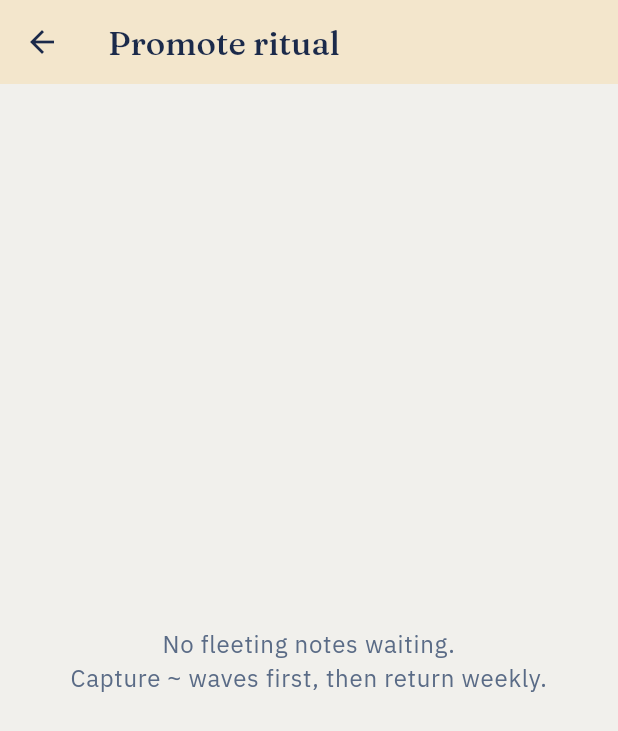
After one commit to mitchyTame/hue-memory, a Flutter app: the screen it shows after launch, after a tap on the "auto awesome" icon, on a phone screen of 412 x 824 dp. The commit adds this screen. Shown: the top 731 px of the screen. Run offline on Flutter 3.47's test engine with Material 3 defaults, Android fonts, the phone set to English and light mode, and no system bars; our stand-ins replace camera, file_picker, google_fonts, pdf, shared_preferences, yaml; missing offline and left inert: saf.

Commit message:
Add weekly promote ritual with own-words gate
List fleeting notes, require a rewrite (or explicit Keep OCR), write
permanent notes linked back, and stamp fleeting as promoted.

```diff
--- a/lib/app.dart
+++ b/lib/app.dart
@@ -25,8 +25,10 @@ import 'ui/capture_shell.dart';
 import 'ui/confirm_shell.dart';
 import 'printables/hue_code.dart';
 import 'printables/paper_kit_pdf.dart';
+import 'promote/promote_service.dart';
 import 'ui/ocr_settings_shell.dart';
 import 'ui/paper_kit_shell.dart';
+import 'ui/promote_shell.dart';
 import 'ui/settings_hub_shell.dart';
 import 'ui/symbols_settings_shell.dart';
 import 'ui/vault_settings_shell.dart';
@@ -327,11 +329,15 @@ class _HomeNavigatorState extends State<_HomeNavigator> {
   bool _committing = false;
   _SettingsPane? _settingsPane;
   bool _settingsBusy = false;
+  bool _showPromote = false;
+  bool _promoteBusy = false;
+  List<PromoteCandidate> _promoteCandidates = const [];
   String? _lastCommitPath;
   String? _lastProbePath;
   String? _lastPrintablePath;
   OcrSettings _ocrDraft = const OcrSettings();
   final PaperKitPdf _paperKit = const PaperKitPdf();
+  final PromoteService _promote = PromoteService();
   final List<LinkPick> _recentPages = [
     const LinkPick(
       targetPath: 'permanent/seed-attention',
@@ -525,6 +531,76 @@ class _HomeNavigatorState extends State<_HomeNavigator> {
     }
   }
 
+  Future<void> _openPromote() async {
+    setState(() => _promoteBusy = true);
+    try {
+      final list = await _promote.listFleeting(widget.vault);
+      if (!mounted) return;
+      setState(() {
+        _promoteCandidates = list;
+        _showPromote = true;
+        _promoteBusy = false;
+        _settingsPane = null;
+      });
+    } catch (e) {
+      if (!mounted) return;
+      setState(() => _promoteBusy = false);
+      ScaffoldMessenger.of(context).showSnackBar(
+        SnackBar(
+          content: Text('Promote list failed: $e'),
+          backgroundColor: MemoryHues.danger,
+        ),
+      );
+    }
+  }
+
+  Future<void> _runPromote({
+    required PromoteCandidate source,
+    required String title,
+    required String ownWords,
+    required bool keepOcrShallow,
+  }) async {
+    setState(() => _promoteBusy = true);
+    try {
+      final result = await _promote.promote(
+        vault: widget.vault,
+        source: source,
+        title: title,
+        ownWords: ownWords,
+        keepOcrShallow: keepOcrShallow,
+      );
+      _recentPages.insert(
+        0,
+        LinkPick(
+          targetPath: result.permanentPath,
+          displayTitle: title,
+        ),
+      );
+      final list = await _promote.listFleeting(widget.vault);
+      if (!mounted) return;
+      setState(() {
+        _promoteCandidates = list;
+        _promoteBusy = false;
+        _lastCommitPath = result.permanentPath;
+      });
+      ScaffoldMessenger.of(context).showSnackBar(
+        SnackBar(
+          content: Text('Promoted → ${result.permanentPath}'),
+          backgroundColor: MemoryHues.recall,
+        ),
+      );
+    } catch (e) {
+      if (!mounted) return;
+      setState(() => _promoteBusy = false);
+      ScaffoldMessenger.of(context).showSnackBar(
+        SnackBar(
+          content: Text('$e'),
+          backgroundColor: MemoryHues.danger,
+        ),
+      );
+    }
+  }
+
   Future<void> _writeLegendPdf() async {
     setState(() => _settingsBusy = true);
     try {
@@ -599,6 +675,15 @@ class _HomeNavigatorState extends State<_HomeNavigator> {
 
   @override
   Widget build(BuildContext context) {
+    if (_showPromote) {
+      return PromoteShell(
+        candidates: _promoteCandidates,
+        busy: _promoteBusy,
+        onBack: () => setState(() => _showPromote = false),
+        onPromote: _runPromote,
+      );
+    }
+
     final pane = _settingsPane;
     if (pane != null) {
       switch (pane) {
@@ -621,6 +706,10 @@ class _HomeNavigatorState extends State<_HomeNavigator> {
                 setState(() => _settingsPane = _SettingsPane.symbols),
             onOpenPaperKit: () =>
                 setState(() => _settingsPane = _SettingsPane.paperKit),
+            onOpenPromote: () {
+              setState(() => _settingsPane = null);
+              _openPromote();
+            },
           );
         case _SettingsPane.vault:
           return VaultSettingsShell(
@@ -688,7 +777,7 @@ class _HomeNavigatorState extends State<_HomeNavigator> {
       );
     }
     return CaptureShell(
-      busy: _busy,
+      busy: _busy || _promoteBusy,
       vaultLabel:
           '${widget.vaultLabel} · ${widget.ocrModeLabel} · ${widget.activePack.displayName}',
       shutterHint: widget.shutterHint,
@@ -696,6 +785,7 @@ class _HomeNavigatorState extends State<_HomeNavigator> {
       onShutter: () => _beginCapture(widget.shutterCamera),
       onPickImage: () => _beginCapture(widget.filePickCamera),
       onOpenSettings: _openSettings,
+      onOpenPromote: _openPromote,
     );
   }
 }
--- /dev/null
+++ b/lib/promote/own_words_gate.dart
@@ -0,0 +1,31 @@
+/// Own-words gate for ∼ fleeting → ◇ permanent (promote ritual).
+abstract final class OwnWordsGate {
+  /// Returns an error message when the rewrite is not allowed; null if ok.
+  ///
+  /// [keepOcrShallow] opts out of rewrite but tags the permanent as shallow.
+  static String? validate({
+    required String ownWords,
+    required String sourceBody,
+    bool keepOcrShallow = false,
+  }) {
+    final words = ownWords.trim();
+    if (keepOcrShallow) {
+      return null;
+    }
+    if (words.isEmpty) {
+      return 'Write the idea in your own words';
+    }
+    if (words.length < 8) {
+      return 'A bit short — give the idea a full sentence';
+    }
+    if (_norm(words) == _norm(sourceBody)) {
+      return 'Rewrite in your own words (or mark Keep OCR)';
+    }
+    return null;
+  }
+
+  static String _norm(String s) => s
+      .toLowerCase()
+      .replaceAll(RegExp(r'\s+'), ' ')
+      .trim();
+}
--- /dev/null
+++ b/lib/promote/promote_service.dart
@@ -0,0 +1,252 @@
+import '../vault/commit_pipeline.dart';
+import '../vault/vault_fs.dart';
+import '../writers/markdown_writer.dart';
+import 'own_words_gate.dart';
+
+/// A fleeting note waiting for the weekly promote ritual.
+class PromoteCandidate {
+  const PromoteCandidate({
+    required this.path,
+    required this.title,
+    required this.body,
+    required this.pageId,
+    this.sourceImage,
+    this.glyph = '∼',
+    this.capturedAt,
+  });
+
+  final String path;
+  final String title;
+  final String body;
+  final String pageId;
+  final String? sourceImage;
+  final String glyph;
+  final DateTime? capturedAt;
+}
+
+class PromoteResult {
+  const PromoteResult({
+    required this.permanentPath,
+    required this.fleetingPath,
+  });
+
+  final String permanentPath;
+  final String fleetingPath;
+}
+
+/// Lists fleeting notes and promotes them to permanents with an own-words gate.
+class PromoteService {
+  PromoteService({
+    MarkdownWriter markdownWriter = const MarkdownWriter(),
+  }) : _markdown = markdownWriter;
+
+  final MarkdownWriter _markdown;
+
+  static const fleetingFolder = 'fleeting';
+  static const permanentFolder = 'permanent';
+
+  /// Immediate children of [fleetingFolder] that look like notes.
+  Future<List<PromoteCandidate>> listFleeting(VaultFs vault) async {
+    if (!await vault.exists(fleetingFolder)) return const [];
+    final names = await vault.list(fleetingFolder);
+    final out = <PromoteCandidate>[];
+    for (final name in names) {
+      if (!name.endsWith('.md')) continue;
+      final path = '$fleetingFolder/$name';
+      final text = await vault.readText(path);
+      final parsed = parseFleetingNote(path, text);
+      if (parsed != null) out.add(parsed);
+    }
+    out.sort((a, b) => b.path.compareTo(a.path));
+    return out;
+  }
+
+  /// Promote [source] → `permanent/` with own-words body.
+  Future<PromoteResult> promote({
+    required VaultFs vault,
+    required PromoteCandidate source,
+    required String title,
+    required String ownWords,
+    bool keepOcrShallow = false,
+    DateTime? now,
+  }) async {
+    final gate = OwnWordsGate.validate(
+      ownWords: ownWords,
+      sourceBody: source.body,
+      keepOcrShallow: keepOcrShallow,
+    );
+    if (gate != null) {
+      throw StateError(gate);
+    }
+
+    final when = now ?? DateTime.now().toUtc();
+    final slug = CommitPipeline.slugify(title);
+    final permanentPath =
+        '$permanentFolder/${source.pageId}-$slug.md';
+    final body = keepOcrShallow && ownWords.trim().isEmpty
+        ? source.body.trim()
+        : ownWords.trim();
+
+    final md = _markdown.write(
+      MarkdownNoteDraft(
+        frontmatter: NoteFrontmatter(
+          type: 'permanent',
+          symbol: 'permanent',
+          glyph: '◇',
+          pageId: source.pageId,
+          capturedAt: source.capturedAt ?? when,
+          sourceImage: source.sourceImage ?? '',
+          meaning: '',
+          status: keepOcrShallow ? 'promoted_shallow' : 'promoted',
+          links: ['[[${_wikilinkTarget(source.path)}]]'],
+        ),
+        noteBody: body,
+        ocrDraft: keepOcrShallow ? '' : source.body,
+      ),
+    );
+    await vault.writeText(permanentPath, md);
+
+    // Stamp the fleeting note so the ritual does not re-offer it blindly.
+    final stamped = _stampFleetingPromoted(
+      await vault.readText(source.path),
+      permanentPath: permanentPath,
+    );
+    await vault.writeText(source.path, stamped);
+
+    return PromoteResult(
+      permanentPath: permanentPath,
+      fleetingPath: source.path,
+    );
+  }
+
+  /// Parse a fleeting markdown file into a candidate (best-effort YAML).
+  static PromoteCandidate? parseFleetingNote(String path, String text) {
+    final fm = _frontmatter(text);
+    if (fm != null) {
+      final status = fm['status'] ?? '';
+      if (status.contains('promoted')) return null;
+      final type = fm['type'] ?? fm['symbol'] ?? '';
+      if (type.isNotEmpty && type != 'fleeting') return null;
+    }
+
+    final pageId = fm?['page_id'] ?? _pageIdFromPath(path);
+    if (pageId == null || pageId.isEmpty) return null;
+
+    final body = _noteSection(text);
+    final title = _titleFrom(path, body, fm?['title']);
+    DateTime? captured;
+    final rawAt = fm?['captured_at'];
+    if (rawAt != null) {
+      captured = DateTime.tryParse(rawAt);
+    }
+
+    return PromoteCandidate(
+      path: path,
+      title: title,
+      body: body,
+      pageId: pageId,
+      sourceImage: fm?['source_image'],
+      glyph: fm?['glyph'] ?? '∼',
+      capturedAt: captured,
+    );
+  }
+
+  static String _stampFleetingPromoted(
+    String text, {
+    required String permanentPath,
+  }) {
+    final link = '[[${_wikilinkTarget(permanentPath)}]]';
+    if (text.startsWith('---')) {
+      final end = text.indexOf('\n---', 3);
+      if (end != -1) {
+        final head = text.substring(0, end);
+        final rest = text.substring(end);
+        var patched = head;
+        if (RegExp(r'^status:\s*.+$', multiLine: true).hasMatch(head)) {
+          patched = head.replaceFirst(
+            RegExp(r'^status:\s*.+$', multiLine: true),
+            'status: promoted',
+          );
+        } else {
+          patched = '$head\nstatus: promoted';
+        }
+        if (!patched.contains('promoted_to:')) {
+          patched = '$patched\npromoted_to: "$link"';
+        }
+        return '$patched$rest';
+      }
+    }
+    return '$text\n\n<!-- promoted_to: $link -->\n';
+  }
+
+  static String _wikilinkTarget(String path) {
+    var t = path;
+    if (t.endsWith('.md')) t = t.substring(0, t.length - 3);
+    return t;
+  }
+
+  static String? _pageIdFromPath(String path) {
+    final base = path.split('/').last;
+    final m = RegExp(r'^(\d{8}-[a-z0-9]+)').firstMatch(base);
+    return m?.group(1);
+  }
+
+  static String _titleFrom(String path, String body, String? fmTitle) {
+    if (fmTitle != null && fmTitle.trim().isNotEmpty) return fmTitle.trim();
+    final first = body
+        .split('\n')
+        .map((l) => l.trim())
+        .firstWhere((l) => l.isNotEmpty, orElse: () => '');
+    if (first.isNotEmpty) {
+      return first.length <= 48 ? first : '${first.substring(0, 45)}…';
+    }
+    final base = path.split('/').last.replaceAll('.md', '');
+    final dash = base.indexOf('-', 9); // after YYYYMMDD-
+    if (dash != -1 && dash < base.length - 1) {
+      return base.substring(dash + 1).replaceAll('-', ' ');
+    }
+    return base;
+  }
+
+  static Map<String, String>? _frontmatter(String text) {
+    if (!text.startsWith('---')) return null;
+    final end = text.indexOf('\n---', 3);
+    if (end == -1) return null;
+    final block = text.substring(4, end).trim();
+    final map = <String, String>{};
+    for (final line in block.split('\n')) {
+      final i = line.indexOf(':');
+      if (i <= 0) continue;
+      final key = line.substring(0, i).trim();
+      var val = line.substring(i + 1).trim();
+      if (val.startsWith('"') && val.endsWith('"') && val.length >= 2) {
+        val = val.substring(1, val.length - 1);
+      }
+      map[key] = val;
+    }
+    return map;
+  }
+
+  static String _noteSection(String text) {
+    final noteIdx = text.indexOf('## Note');
+    if (noteIdx != -1) {
+      var body = text.substring(noteIdx + '## Note'.length).trimLeft();
+      final next = RegExp(r'^##\s', multiLine: true).firstMatch(body);
+      if (next != null) {
+        body = body.substring(0, next.start).trim();
+      }
+      // Drop leading image embed.
+      body = body.replaceFirst(RegExp(r'^!\[\[[^\]]+\]\]\s*'), '').trim();
+      return body;
+    }
+    if (text.startsWith('---')) {
+      final end = text.indexOf('\n---', 3);
+      if (end != -1) {
+        var body = text.substring(end + 4).trim();
+        body = body.replaceFirst(RegExp(r'^!\[\[[^\]]+\]\]\s*'), '').trim();
+        return body;
+      }
+    }
+    return text.trim();
+  }
+}
--- a/lib/ui/capture_shell.dart
+++ b/lib/ui/capture_shell.dart
@@ -9,6 +9,7 @@ class CaptureShell extends StatelessWidget {
     this.onShutter,
     this.onPickImage,
     this.onOpenSettings,
+    this.onOpenPromote,
     this.vaultLabel = 'In-memory vault (FakeVaultFs)',
     this.lastCommitPath,
     this.busy = false,
@@ -19,6 +20,7 @@ class CaptureShell extends StatelessWidget {
   final VoidCallback? onShutter;
   final VoidCallback? onPickImage;
   final VoidCallback? onOpenSettings;
+  final VoidCallback? onOpenPromote;
   final String vaultLabel;
   final String? lastCommitPath;
   final bool busy;
@@ -44,6 +46,15 @@ class CaptureShell extends StatelessWidget {
                         color: MemoryHues.paperElevated.withValues(alpha: 0.85),
                       ),
                       overflow: TextOverflow.ellipsis,
+                    ),
+                  ),
+                  IconButton(
+                    tooltip: 'Promote ritual',
+                    onPressed: busy ? null : onOpenPromote,
+                    icon: const Icon(
+                      Icons.auto_awesome_outlined,
+                      color: MemoryHues.recall,
+                      size: 22,
                     ),
                   ),
                   IconButton(
--- /dev/null
+++ b/lib/ui/promote_shell.dart
@@ -0,0 +1,275 @@
+import 'package:flutter/material.dart';
+
+import '../promote/own_words_gate.dart';
+import '../promote/promote_service.dart';
+import '../theme/memory_hues.dart';
+
+/// Weekly ∼ → ◇ promote ritual — recall amber, own-words gate.
+class PromoteShell extends StatefulWidget {
+  const PromoteShell({
+    super.key,
+    required this.candidates,
+    this.busy = false,
+    this.onBack,
+    this.onPromote,
+  });
+
+  final List<PromoteCandidate> candidates;
+  final bool busy;
+  final VoidCallback? onBack;
+  final Future<void> Function({
+    required PromoteCandidate source,
+    required String title,
+    required String ownWords,
+    required bool keepOcrShallow,
+  })? onPromote;
+
+  @override
+  State<PromoteShell> createState() => _PromoteShellState();
+}
+
+class _PromoteShellState extends State<PromoteShell> {
+  PromoteCandidate? _selected;
+  late final TextEditingController _title;
+  late final TextEditingController _ownWords;
+  bool _keepOcr = false;
+  String? _gateError;
+
+  @override
+  void initState() {
+    super.initState();
+    _title = TextEditingController();
+    _ownWords = TextEditingController();
+    if (widget.candidates.isNotEmpty) {
+      _select(widget.candidates.first);
+    }
+  }
+
+  @override
+  void didUpdateWidget(covariant PromoteShell oldWidget) {
+    super.didUpdateWidget(oldWidget);
+    if (widget.candidates != oldWidget.candidates) {
+      if (widget.candidates.isEmpty) {
+        setState(() => _selected = null);
+      } else if (_selected == null ||
+          !widget.candidates.any((c) => c.path == _selected!.path)) {
+        _select(widget.candidates.first);
+      }
+    }
+  }
+
+  @override
+  void dispose() {
+    _title.dispose();
+    _ownWords.dispose();
+    super.dispose();
+  }
+
+  void _select(PromoteCandidate c) {
+    setState(() {
+      _selected = c;
+      _title.text = c.title;
+      _ownWords.text = '';
+      _keepOcr = false;
+      _gateError = null;
+    });
+  }
+
+  Future<void> _submit() async {
+    final source = _selected;
+    final callback = widget.onPromote;
+    if (source == null || callback == null || widget.busy) return;
+
+    final err = OwnWordsGate.validate(
+      ownWords: _ownWords.text,
+      sourceBody: source.body,
+      keepOcrShallow: _keepOcr,
+    );
+    if (err != null) {
+      setState(() => _gateError = err);
+      return;
+    }
+    setState(() => _gateError = null);
+    await callback(
+      source: source,
+      title: _title.text.trim().isEmpty ? source.title : _title.text.trim(),
+      ownWords: _ownWords.text,
+      keepOcrShallow: _keepOcr,
+    );
+  }
+
+  @override
+  Widget build(BuildContext context) {
+    final textTheme = Theme.of(context).textTheme;
+    final selected = _selected;
+
+    return Scaffold(
+      backgroundColor: MemoryHues.paper,
+      appBar: AppBar(
+        title: const Text('Promote ritual'),
+        leading: IconButton(
+          icon: const Icon(Icons.arrow_back),
+          onPressed: widget.busy ? null : widget.onBack,
+        ),
+        backgroundColor: MemoryHues.recallSoft,
+        foregroundColor: MemoryHues.ink,
+      ),
+      body: widget.candidates.isEmpty
+          ? Center(
+              child: Padding(
+                padding: const EdgeInsets.all(32),
+                child: Text(
+                  'No fleeting notes waiting.\n'
+                  'Capture ∼ waves first, then return weekly.',
+                  textAlign: TextAlign.center,
+                  style: textTheme.bodyLarge?.copyWith(
+                    color: MemoryHues.inkMuted,
+                  ),
+                ),
+              ),
+            )
+          : Column(
+              children: [
+                SizedBox(
+                  height: 56,
+                  child: ListView.separated(
+                    scrollDirection: Axis.horizontal,
+                    padding: const EdgeInsets.fromLTRB(16, 12, 16, 0),
+                    itemCount: widget.candidates.length,
+                    separatorBuilder: (_, __) => const SizedBox(width: 8),
+                    itemBuilder: (context, i) {
+                      final c = widget.candidates[i];
+                      final on = selected?.path == c.path;
+                      return ChoiceChip(
+                        label: Text(c.title, overflow: TextOverflow.ellipsis),
+                        selected: on,
+                        onSelected: widget.busy
+                            ? null
+                            : (_) => _select(c),
+                        selectedColor: MemoryHues.recallSoft,
+                        side: BorderSide(
+                          color: on ? MemoryHues.recall : MemoryHues.rule,
+                        ),
+                      );
+                    },
+                  ),
+                ),
+                if (selected != null)
+                  Expanded(
+                    child: ListView(
+                      padding: const EdgeInsets.fromLTRB(16, 16, 16, 24),
+                      children: [
+                        Text(
+                          '∼  →  ◇',
+                          style: textTheme.titleLarge?.copyWith(
+                            color: MemoryHues.recall,
+                          ),
+                        ),
+                        const SizedBox(height: 4),
+                        Text(
+                          'Rewrite in your own words. The paper photo stays linked.',
+                          style: textTheme.bodyMedium?.copyWith(
+                            color: MemoryHues.inkMuted,
+                          ),
+                        ),
+                        const SizedBox(height: 16),
+                        Text('From fleeting', style: textTheme.labelMedium),
+                        const SizedBox(height: 6),
+                        Container(
+                          width: double.infinity,
+                          padding: const EdgeInsets.all(12),
+                          decoration: BoxDecoration(
+                            border: Border.all(color: MemoryHues.rule),
+                            borderRadius: BorderRadius.circular(8),
+                            color: MemoryHues.paperElevated,
+                          ),
+                          child: Text(
+                            selected.body.isEmpty
+                                ? '(empty body)'
+                                : selected.body,
+                            style: textTheme.bodyMedium,
+                          ),
+                        ),
+                        const SizedBox(height: 16),
+                        TextField(
+                          controller: _title,
+                          enabled: !widget.busy,
+                          decoration: const InputDecoration(
+                            labelText: 'Permanent title',
+                            border: OutlineInputBorder(),
+                            isDense: true,
+                          ),
+                        ),
+                        const SizedBox(height: 12),
+                        TextField(
+                          controller: _ownWords,
+                          enabled: !widget.busy && !_keepOcr,
+                          minLines: 4,
+                          maxLines: 8,
+                          decoration: const InputDecoration(
+                            labelText: 'Own words',
+                            border: OutlineInputBorder(),
+                            alignLabelWithHint: true,
+                          ),
+                          onChanged: (_) {
+                            if (_gateError != null) {
+                              setState(() => _gateError = null);
+                            }
+                          },
+                        ),
+                        CheckboxListTile(
+                          contentPadding: EdgeInsets.zero,
+                          title: Text(
+                            'Keep OCR (shallow)',
+                            style: textTheme.bodyMedium,
+                          ),
+                          subtitle: Text(
+                            'Skip rewrite — tags permanent as shallow',
+                            style: textTheme.bodySmall?.copyWith(
+                              color: MemoryHues.inkMuted,
+                            ),
+                          ),
+                          value: _keepOcr,
+                          activeColor: MemoryHues.recall,
+                          onChanged: widget.busy
+                              ? null
+                              : (v) => setState(() {
+                                    _keepOcr = v ?? false;
+                                    _gateError = null;
+                                  }),
+                        ),
+                        if (_gateError != null)
+                          Padding(
+                            padding: const EdgeInsets.only(bottom: 8),
+                            child: Text(
+                              _gateError!,
+                              style: textTheme.bodySmall?.copyWith(
+                                color: MemoryHues.danger,
+                              ),
+                            ),
+                          ),
+                        const SizedBox(height: 8),
+                        FilledButton(
+                          onPressed: widget.busy ? null : _submit,
+                          style: FilledButton.styleFrom(
+                            backgroundColor: MemoryHues.recall,
+                            foregroundColor: MemoryHues.ink,
+                          ),
+                          child: widget.busy
+                              ? const SizedBox(
+                                  width: 18,
+                                  height: 18,
+                                  child: CircularProgressIndicator(
+                                    strokeWidth: 2,
+                                  ),
+                                )
+                              : const Text('Promote to permanent'),
+                        ),
+                      ],
+                    ),
+                  ),
+              ],
+            ),
+    );
+  }
+}
```
Also changed, not shown: lib/ui/settings_hub_shell.dart (+12 -0 lines), lib/writers/markdown_writer.dart (+7 -3 lines), 3 other files.
